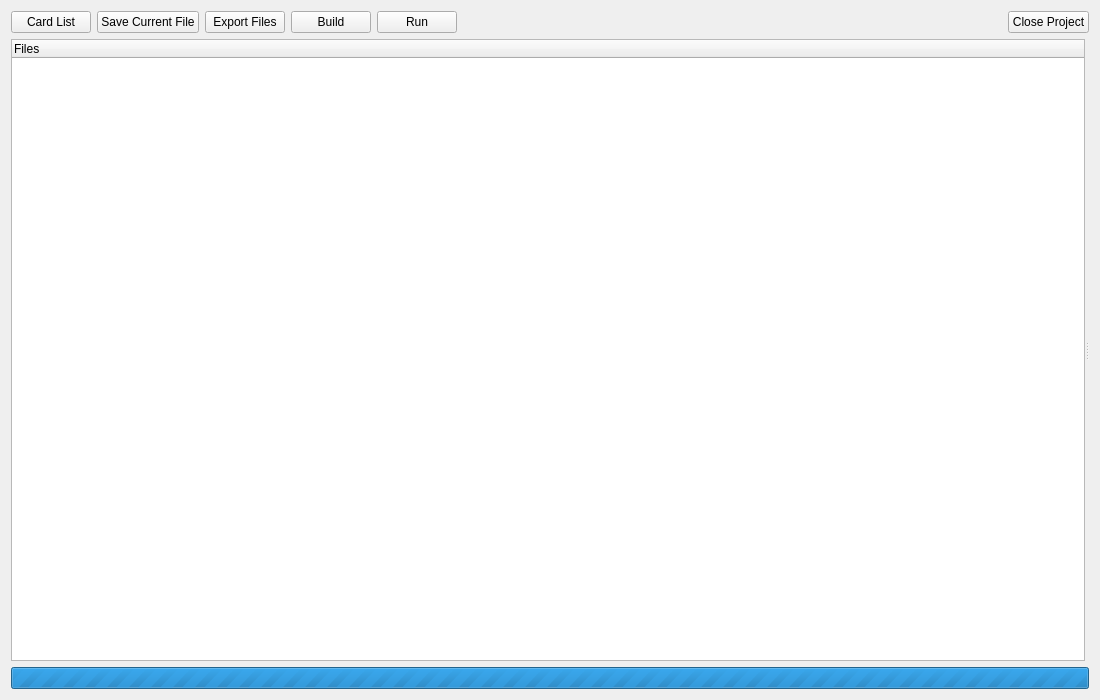
kiemkhach/YugiohEditor, file yugioh_editor/ui/project_window.ui: the form before one commit.
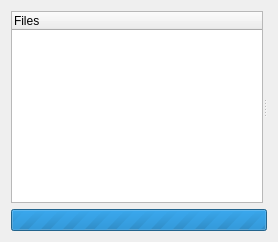
The form after the commit.

Diff of the .ui file:
```diff
--- a/yugioh_editor/ui/project_window.ui
+++ b/yugioh_editor/ui/project_window.ui
@@ -2,18 +2,8 @@
 <ui version="4.0">
  <class>ProjectWindow</class>
  <widget class="QWidget" name="ProjectWindow">
-  <property name="minimumSize"><size><width>1100</width><height>700</height></size></property>
   <layout class="QVBoxLayout" name="verticalLayout">
-   <item><layout class="QHBoxLayout" name="toolbarLayout">
-    <item><widget class="QPushButton" name="btnCardList"><property name="text"><string>Card List</string></property></widget></item>
-    <item><widget class="QPushButton" name="btnSaveFile"><property name="text"><string>Save Current File</string></property></widget></item>
-    <item><widget class="QPushButton" name="btnExportFiles"><property name="text"><string>Export Files</string></property></widget></item>
-    <item><widget class="QPushButton" name="btnBuild"><property name="text"><string>Build</string></property></widget></item>
-    <item><widget class="QPushButton" name="btnBuildAndRun"><property name="text"><string>Run</string></property></widget></item>
-    <item><spacer name="horizontalSpacer"><property name="orientation"><enum>Qt::Horizontal</enum></property><property name="sizeHint" stdset="0"><size><width>40</width><height>20</height></size></property></spacer></item>
-    <item><widget class="QPushButton" name="btnCloseProject"><property name="text"><string>Close Project</string></property></widget></item>
-   </layout></item>
-   <item><widget class="QSplitter" name="splitter"><property name="orientation"><enum>Qt::Horizontal</enum></property>
+   <item><widget class="QSplitter" name="splitter"><property name="sizePolicy"><sizepolicy hsizetype="Expanding" vsizetype="Expanding"><horstretch>0</horstretch><verstretch>0</verstretch></sizepolicy></property><property name="orientation"><enum>Qt::Horizontal</enum></property>
     <widget class="QTreeWidget" name="treeFiles">
      <property name="minimumWidth"><number>200</number></property>
      <property name="maximumWidth"><number>460</number></property>
```
Left out of the diff: 2 changed lines with no effect on the pictures.
